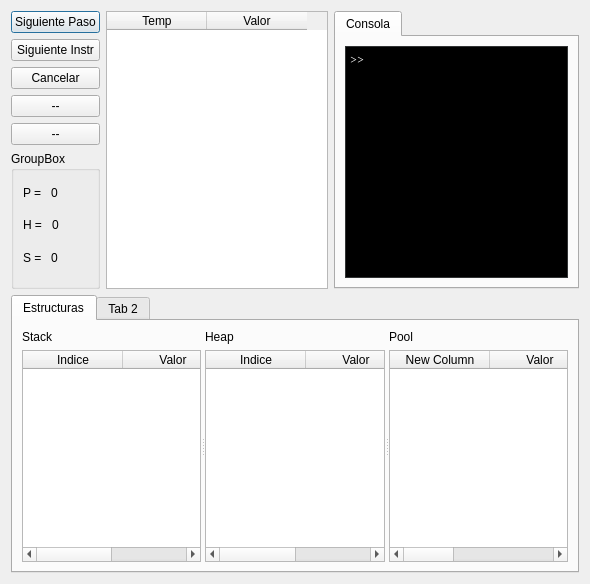
Before: the Qt Designer form Coline/debug3d.ui in Caceres-Joseph/-COMPI2-Dic-Proyecto2_201513696, drawn with Qt 5.
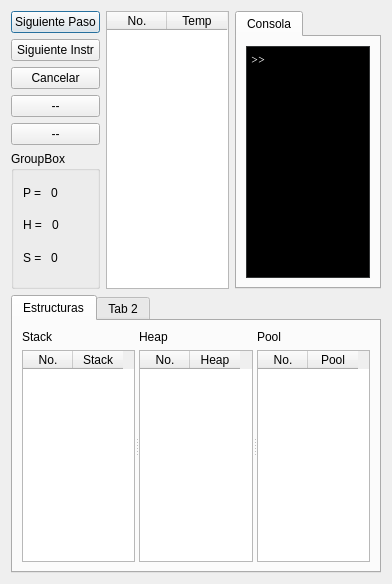
After: the same form once the commit is applied.

The edit to the form file:
```diff
--- a/Coline/debug3d.ui
+++ b/Coline/debug3d.ui
@@ -6,7 +6,7 @@
    <rect>
     <x>0</x>
     <y>0</y>
-    <width>590</width>
+    <width>392</width>
     <height>584</height>
    </rect>
   </property>
@@ -142,16 +142,22 @@
      </item>
      <item>
       <widget class="QTableWidget" name="tablaTemporales">
+       <attribute name="horizontalHeaderDefaultSectionSize">
+        <number>60</number>
+       </attribute>
+       <attribute name="verticalHeaderVisible">
+        <bool>false</bool>
+       </attribute>
+       <column>
+        <property name="text">
+         <string>No.</string>
+        </property>
+       </column>
        <column>
         <property name="text">
          <string>Temp</string>
         </property>
        </column>
-       <column>
-        <property name="text">
-         <string>Valor</string>
-        </property>
-       </column>
       </widget>
      </item>
      <item>
@@ -623,14 +629,20 @@
            </item>
            <item>
             <widget class="QTableWidget" name="tablaStack">
+             <attribute name="horizontalHeaderDefaultSectionSize">
+              <number>50</number>
+             </attribute>
+             <attribute name="verticalHeaderVisible">
+              <bool>false</bool>
+             </attribute>
              <column>
               <property name="text">
-               <string>Indice</string>
+               <string>No.</string>
               </property>
              </column>
              <column>
               <property name="text">
-               <string>Valor</string>
+               <string>Stack</string>
               </property>
              </column>
             </widget>
@@ -648,14 +660,20 @@
            </item>
            <item>
             <widget class="QTableWidget" name="tablaHeap">
+             <attribute name="horizontalHeaderDefaultSectionSize">
+              <number>50</number>
+             </attribute>
+             <attribute name="verticalHeaderVisible">
+              <bool>false</bool>
+             </attribute>
              <column>
               <property name="text">
-               <string>Indice</string>
+               <string>No.</string>
               </property>
              </column>
              <column>
               <property name="text">
-               <string>Valor</string>
+               <string>Heap</string>
               </property>
              </column>
             </widget>
@@ -673,19 +691,20 @@
            </item>
            <item>
             <widget class="QTableWidget" name="tablaPool">
+             <attribute name="horizontalHeaderDefaultSectionSize">
+              <number>50</number>
+             </attribute>
+             <attribute name="verticalHeaderVisible">
+              <bool>false</bool>
+             </attribute>
              <column>
               <property name="text">
-               <string>New Column</string>
+               <string>No.</string>
               </property>
              </column>
              <column>
               <property name="text">
-               <string>Valor</string>
-              </property>
-             </column>
-             <column>
-              <property name="text">
-               <string>Ascii</string>
+               <string>Pool</string>
               </property>
              </column>
             </widget>
```
